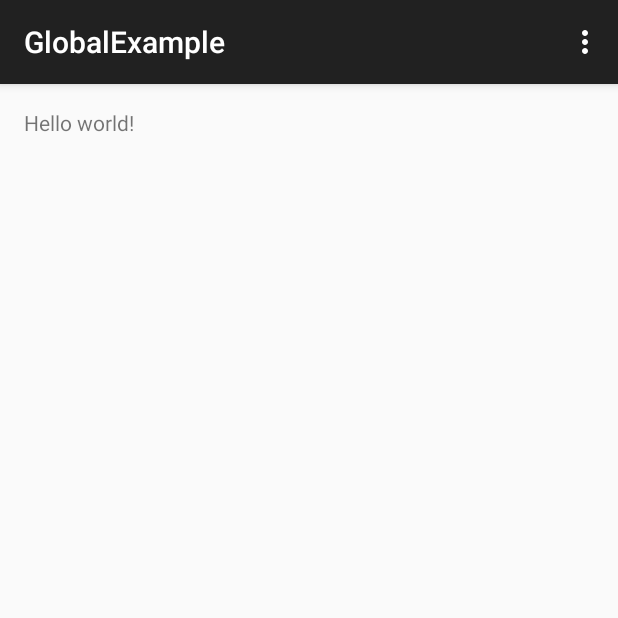
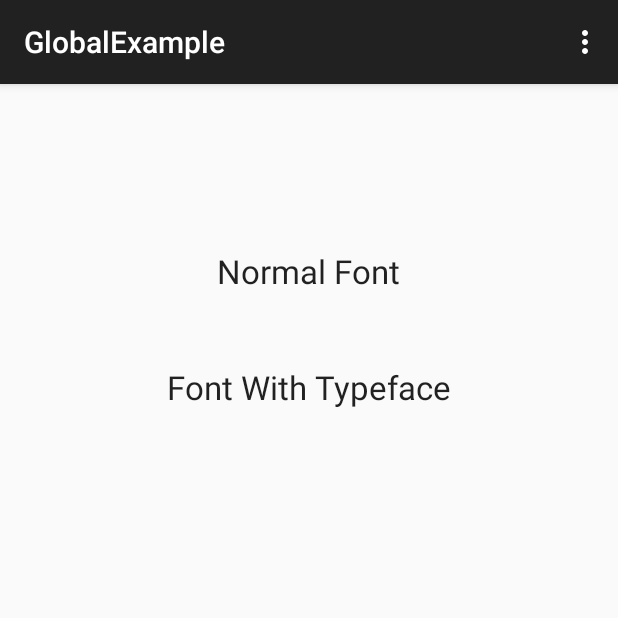
Before and after one commit to kyawsanwin/GlobalExample, an Android app: the screen it shows after launch (MainActivity), on a phone screen of 412 x 824 dp, the top half of it. Run offline under Robolectric (Android 15) with nearby library versions, the phone set to English and light mode, and no system bars.

Commit message:
Modify activity_main.

```diff
--- a/app/src/main/res/layout/activity_main.xml
+++ b/app/src/main/res/layout/activity_main.xml
@@ -5,7 +5,24 @@
     android:paddingTop="@dimen/activity_vertical_margin"
     android:paddingBottom="@dimen/activity_vertical_margin" tools:context=".MainActivity">
 
-    <TextView android:text="@string/hello_world" android:layout_width="wrap_content"
-        android:layout_height="wrap_content" />
+    <TextView
+        android:layout_width="wrap_content"
+        android:layout_height="wrap_content"
+        android:textAppearance="?android:attr/textAppearanceLarge"
+        android:text="Normal Font"
+        android:id="@+id/textView"
+        android:layout_marginTop="94dp"
+        android:layout_alignParentTop="true"
+        android:layout_centerHorizontal="true" />
+
+    <TextView
+        android:layout_width="wrap_content"
+        android:layout_height="wrap_content"
+        android:textAppearance="?android:attr/textAppearanceLarge"
+        android:text="Font With Typeface"
+        android:id="@+id/tvTypeface"
+        android:layout_below="@+id/textView"
+        android:layout_centerHorizontal="true"
+        android:layout_marginTop="48dp" />
 
 </RelativeLayout>
```
